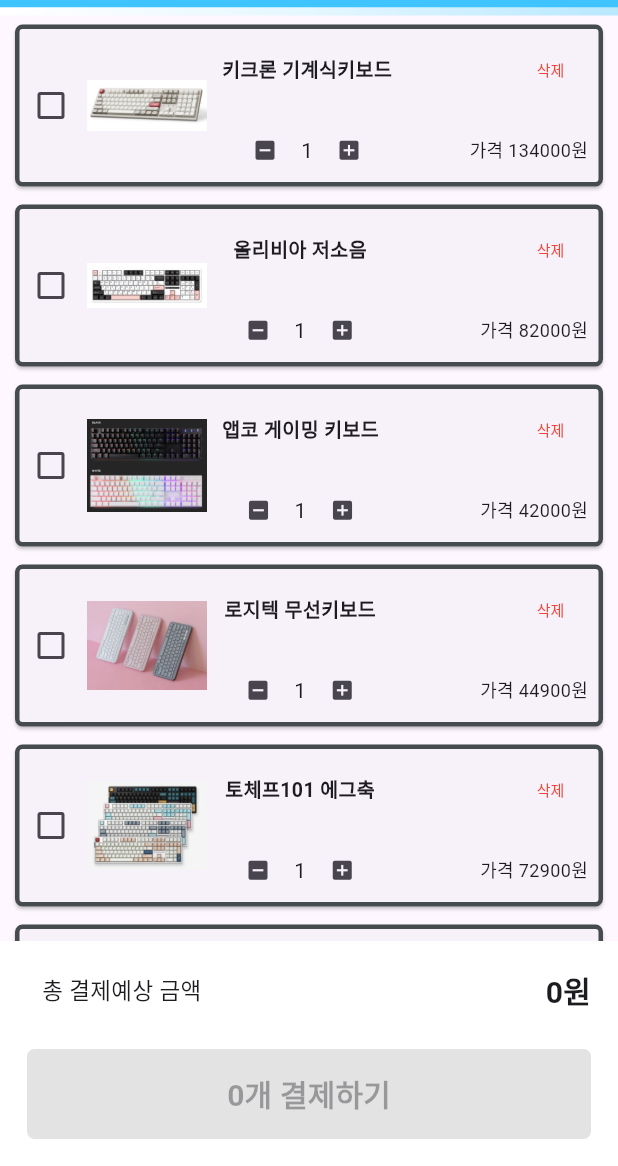
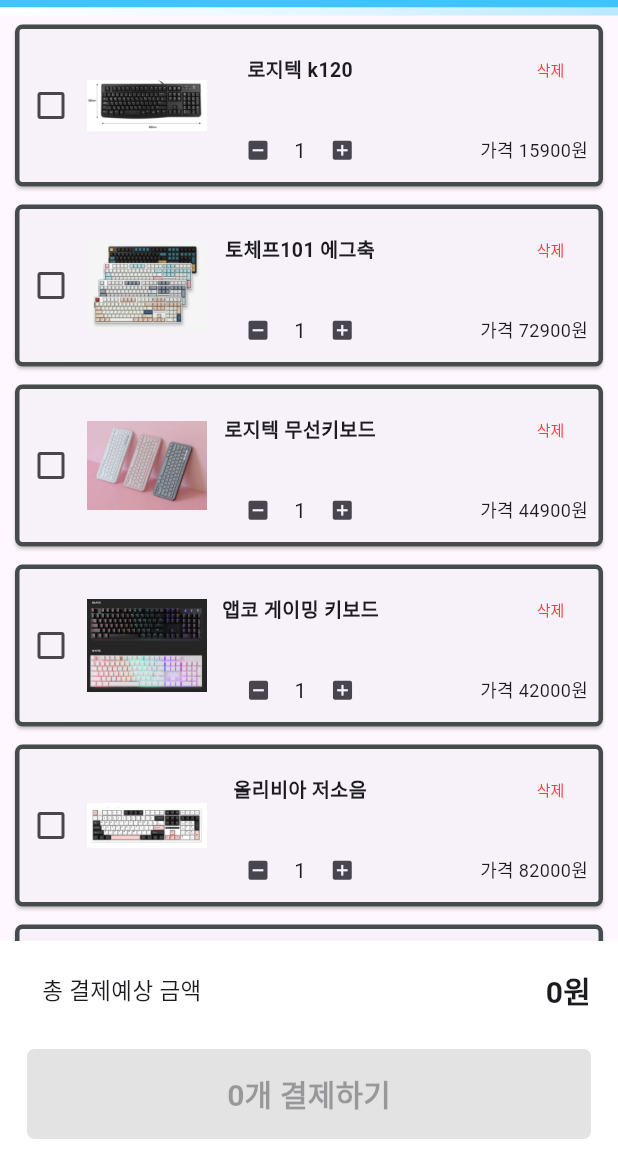
Before and after one commit to pastel67/flutter_shoppin_mall_app, a Flutter app: the screen it shows after launch, scrolled down 153 dp, after a tap on the "favorite outline" icon, after a tap on the "shopping cart" icon, on a phone screen of 412 x 824 dp, the part 70-1236 px from its top. Run offline on Flutter 3.47's test engine with Material 3 defaults, Android fonts, the phone set to English and light mode, and no system bars; our stand-ins replace image_picker; Roboto replaces fonts that are missing (text).

Commit message:
feat: 홈/카트 리스트뷰 순서 최신 상품이 최상단에 보이게 수정

```diff
--- a/lib/pages/cart_page.dart
+++ b/lib/pages/cart_page.dart
@@ -175,8 +175,9 @@
       ),
       itemCount: widget.cartList.length,
       itemBuilder: (context, index) {
-        final cartItem = widget.cartList[index];
-        final productData = widget.cartList[index].product;
+        int reversedIndex = widget.cartList.length - 1 - index;
+        final cartItem = widget.cartList[reversedIndex];
+        final productData = widget.cartList[reversedIndex].product;
         // 장바구니 카드 꾸미기
         return Card(
           shape: RoundedRectangleBorder(
@@ -196,7 +197,7 @@
                 value: cartItem.isSelected,
                 onChanged: (value) {
                   setState(() {
-                    widget.cartList[index].isSelected = value!;
+                    widget.cartList[reversedIndex].isSelected = value!;
                   });
                 },
                 activeColor: Colors.lightBlue,
@@ -269,7 +270,7 @@
                         child: TextButton(
                           onPressed: () {
                             setState(() {
-                              widget.cartList.removeAt(index);
+                              widget.cartList.removeAt(reversedIndex);
                             });
                           },
                           child: Text(
--- a/lib/pages/home_page.dart
+++ b/lib/pages/home_page.dart
@@ -15,7 +15,6 @@
 
 class _ShoppingHomePageState extends State<ShoppingHomePage> {
   final String title = 'TaDak#'; //타닥샵 #이 상점의 샵을 뜻하면서 키캡의 네모난 모양과 비슷해서 #으로 씀
-
   List<ProductEntity> productList = [];
   List<CartItem> cartList = [];
 
@@ -27,7 +26,7 @@
 
   void resetProductSelected(List<CartItem> changedCartList) {
     cartList = changedCartList;
-    setState((){});
+    setState(() {});
   }
 
   void deleteProduct(List<CartItem> changedCartList) {
@@ -36,7 +35,7 @@
         item.isSelected = !item.isSelected;
       }
     }
-    setState((){});
+    setState(() {});
   }
 
   // 상품 추가시 데이터를 가져오는 함수
@@ -190,10 +189,10 @@
 
   // 상품 리스트
   Widget productListView({required String title}) {
+    return ListView.builder(
+      itemBuilder: (context, index) {
+        int reversedIndex = productList.length - 1 - index;
 
-    return ListView.builder(
-      reverse: true,
-      itemBuilder: (context, index) {
         return GestureDetector(
           onTap: () {
             Navigator.push(
@@ -202,11 +201,14 @@
                 builder: (context) => DescriptionPage(
                   title: title,
                   onToggleFavorite: () {
-                    onToggleFavorite(productList[index].favorite, index);
+                    onToggleFavorite(
+                      productList[reversedIndex].favorite,
+                      reversedIndex,
+                    );
                   },
                   deleteProduct: deleteProduct,
                   addProductInCart: addProductInCart,
-                  productData: productList[index],
+                  productData: productList[reversedIndex],
                   cartList: cartList,
                   resetProductSelected: resetProductSelected,
                 ),
@@ -231,7 +233,7 @@
                   SizedBox(
                     height: 110,
                     width: 110,
-                    child: Image.asset(productList[index].image),
+                    child: Image.asset(productList[reversedIndex].image),
                   ),
                   SizedBox(width: 10),
                   Expanded(
@@ -241,7 +243,7 @@
                         crossAxisAlignment: CrossAxisAlignment.start,
                         children: [
                           Text(
-                            productList[index].name,
+                            productList[reversedIndex].name,
                             style: TextStyle(
                               fontFamily: 'text',
                               fontWeight: FontWeight.bold,
@@ -249,7 +251,7 @@
                           ),
                           SizedBox(height: 8),
                           Text(
-                            productList[index].description,
+                            productList[reversedIndex].description,
                             maxLines: 2,
                             style: TextStyle(fontFamily: 'text'),
                           ),
@@ -262,9 +264,12 @@
                     children: [
                       IconButton(
                         onPressed: () {
-                          onToggleFavorite(productList[index].favorite, index);
+                          onToggleFavorite(
+                            productList[reversedIndex].favorite,
+                            reversedIndex,
+                          );
                         },
-                        icon: productList[index].favorite
+                        icon: productList[reversedIndex].favorite
                             ? Icon(Icons.favorite, color: Colors.red, size: 25)
                             : Icon(Icons.favorite_border),
                       ),
@@ -272,7 +277,7 @@
                       Padding(
                         padding: const EdgeInsets.only(bottom: 5, right: 10),
                         child: Text(
-                          "${productList[index].price}원",
+                          "${productList[reversedIndex].price}원",
                           style: TextStyle(fontFamily: 'text', fontSize: 15),
                         ),
                       ),
```
Also changed, not shown: lib/pages/description_page.dart (+9 -14 lines).
